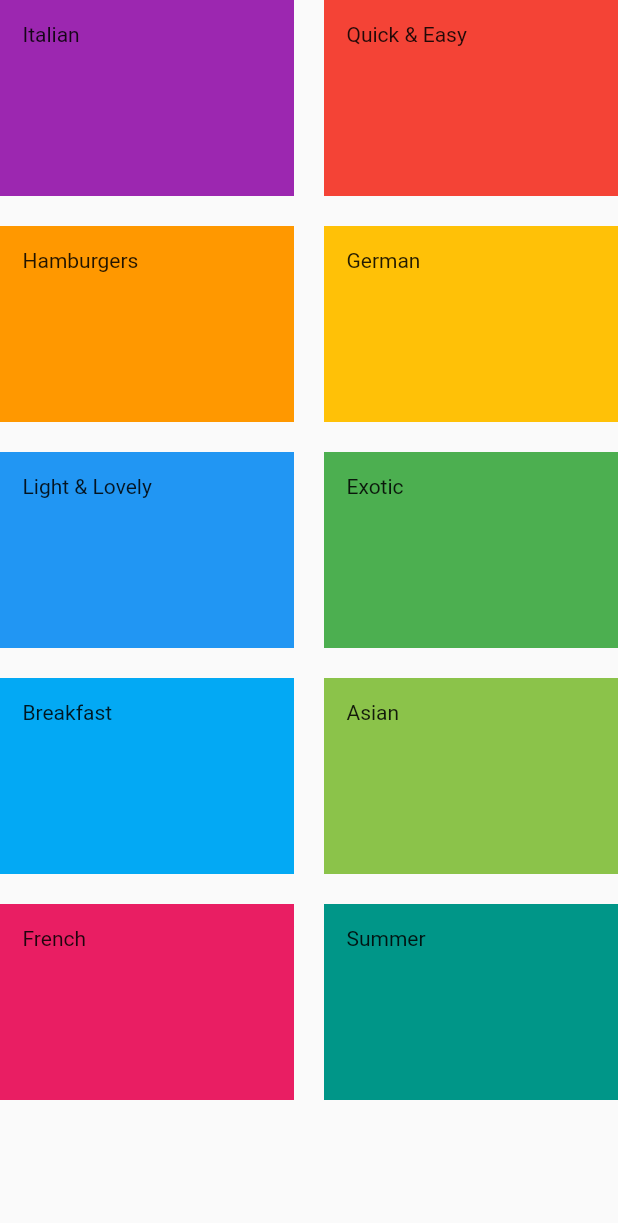
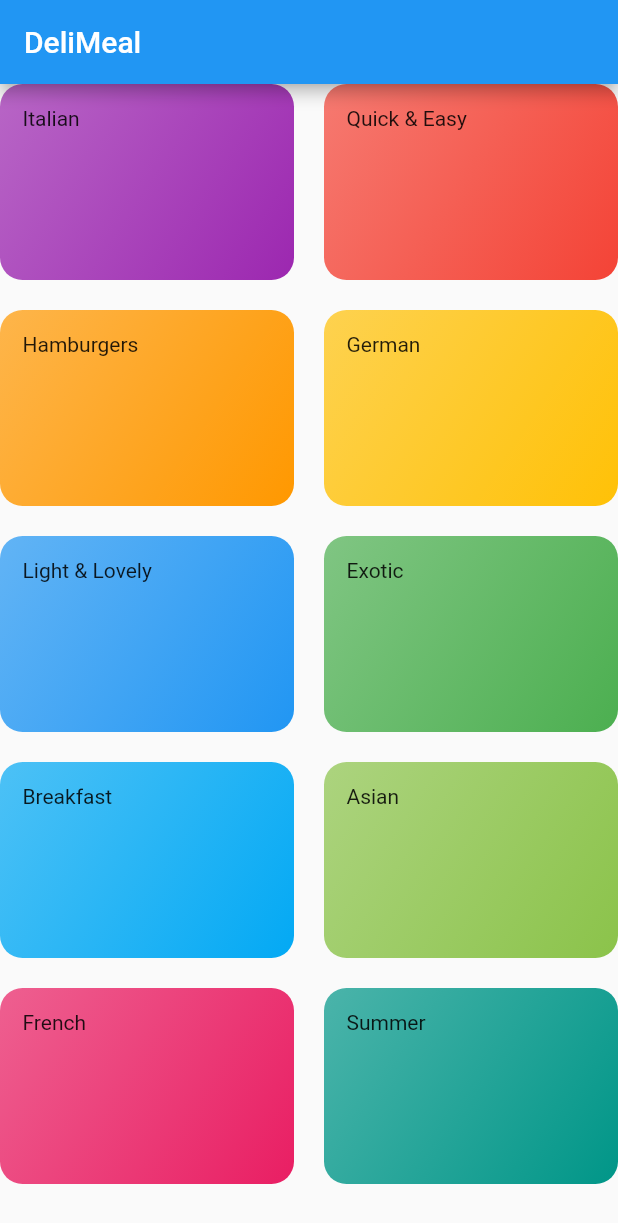
Before and after one commit to totolog-flutter/for-learning, a Flutter app: the CategoriesScreen screen opened directly, on a phone screen of 412 x 824 dp. Shown: the top 1223 px of the screen. Run offline on Flutter 3.47's test engine with Material 2 defaults, Android fonts, the phone set to English and light mode, and no system bars.

Commit message:
add: 161

```diff
--- a/lib/categories_screen.dart
+++ b/lib/categories_screen.dart
@@ -7,7 +7,11 @@ class CategoriesScreen extends StatelessWidget {
 
   @override
   Widget build(BuildContext context) {
-    return GridView(
+    return Scaffold(
+      appBar: AppBar(
+        title: const Text('DeliMeal'),
+      ),
+        body: GridView(
       children: DUMMY_CATEGORIES
           .map((catData) =>
               CategoryItem(title: catData.title, color: catData.color))
@@ -17,6 +21,6 @@ class CategoriesScreen extends StatelessWidget {
           childAspectRatio: 1.5,
           crossAxisSpacing: 20,
           mainAxisSpacing: 20),
-    );
+    ));
   }
 }
--- a/lib/category_item.dart
+++ b/lib/category_item.dart
@@ -10,7 +10,6 @@ class CategoryItem extends StatelessWidget {
     return Container(
       padding: const EdgeInsets.all(15),
       child: Text(title),
-      color: color,
       decoration: BoxDecoration(
         gradient: LinearGradient(
           colors: [
```
Also changed, not shown: lib/main.dart (+2 -22 lines).
